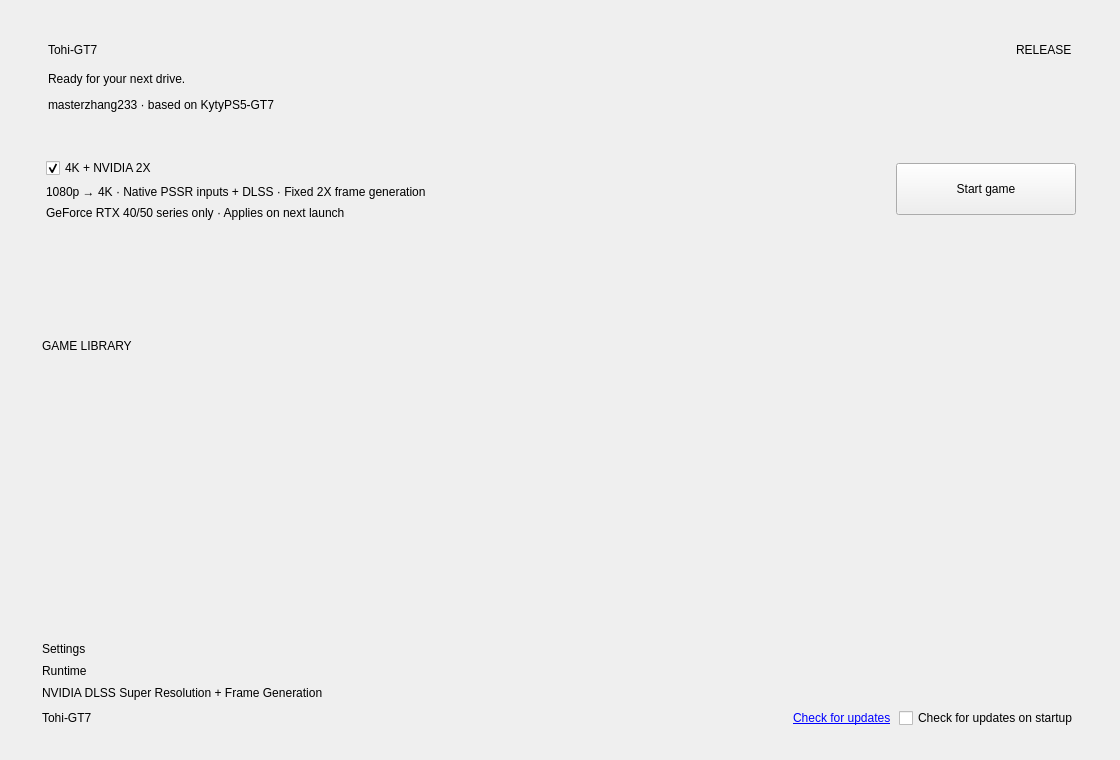
First picture: the form in src/launcher/forms/main_dialog.ui, repository masterzhang233/Tohi-GT7, before the edit.
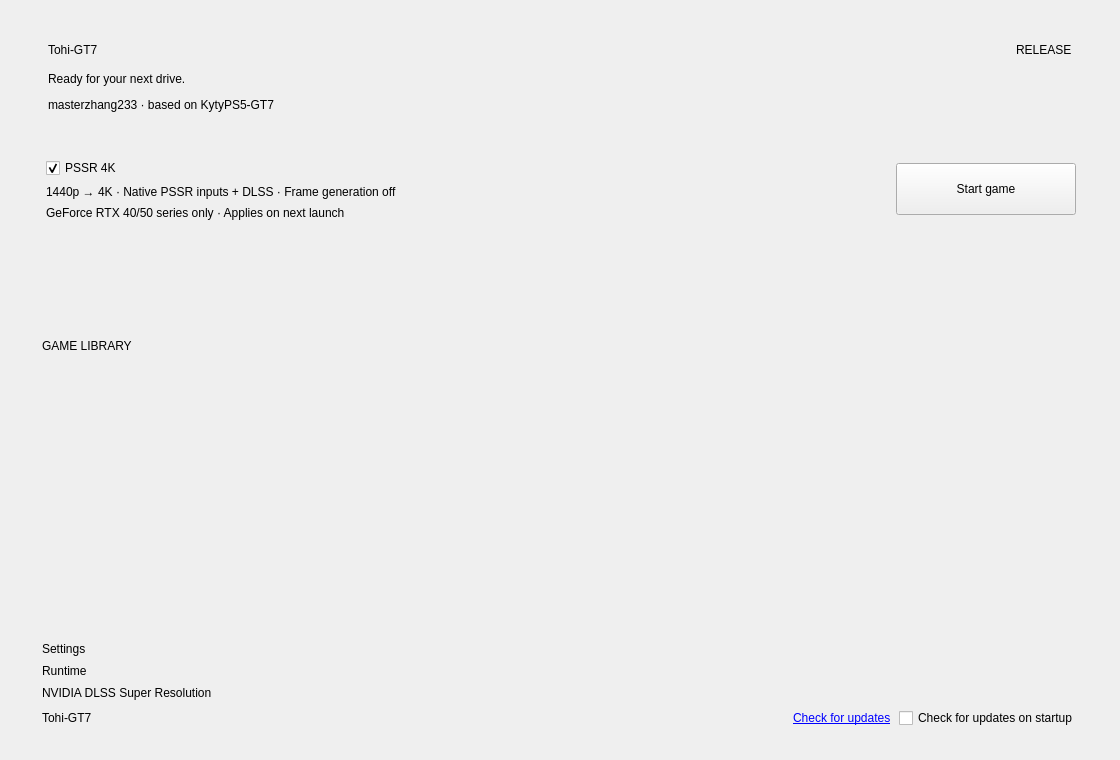
Second picture: the form after the edit. Custom widgets are drawn as their Qt base class.

Commit message: Release Tohi-GT7 1.0.4 with native 1440p-to-4K reconstruction and no frame generation

```diff
--- a/src/launcher/forms/main_dialog.ui
+++ b/src/launcher/forms/main_dialog.ui
@@ -40,12 +40,12 @@
       <item><layout class="QVBoxLayout" name="graphicsDetailsLayout">
        <property name="spacing"><number>7</number></property>
        <item><widget class="QCheckBox" name="gt7_dlss_checkbox">
-        <property name="text"><string>4K + NVIDIA 2X</string></property>
+        <property name="text"><string>PSSR 4K</string></property>
         <property name="checked"><bool>true</bool></property>
         <property name="toolTip"><string>Uses native PSSR inputs with the PC DLSS backend at 1920 x 1080 to 3840 x 2160. NVIDIA fixed 2X adds one generated frame per rendered frame. Supports NVIDIA GeForce RTX 40/50 series only. Changes apply on the next launch.</string></property>
        </widget></item>
        <item><widget class="QLabel" name="gt7_feature_summary">
-        <property name="text"><string>1080p → 4K · Native PSSR inputs + DLSS · Fixed 2X frame generation</string></property>
+        <property name="text"><string>1440p → 4K · Native PSSR inputs + DLSS · Frame generation off</string></property>
         <property name="wordWrap"><bool>true</bool></property>
         <property name="sizePolicy"><sizepolicy hsizetype="Expanding" vsizetype="Preferred"><horstretch>1</horstretch><verstretch>0</verstretch></sizepolicy></property>
        </widget></item>
@@ -80,7 +80,7 @@
       <property name="leftMargin"><number>16</number></property><property name="topMargin"><number>12</number></property><property name="rightMargin"><number>16</number></property><property name="bottomMargin"><number>12</number></property>
       <item><widget class="QLabel" name="label_settings_file"><property name="text"><string notr="true">Settings</string></property></widget></item>
       <item><widget class="QLabel" name="label_Interpreter"><property name="text"><string notr="true">Runtime</string></property></widget></item>
-      <item><widget class="QLabel" name="graphics_credit"><property name="wordWrap"><bool>true</bool></property><property name="text"><string>NVIDIA DLSS Super Resolution + Frame Generation</string></property></widget></item>
+      <item><widget class="QLabel" name="graphics_credit"><property name="wordWrap"><bool>true</bool></property><property name="text"><string>NVIDIA DLSS Super Resolution</string></property></widget></item>
       <item><layout class="QHBoxLayout" name="versionLayout">
        <item><widget class="QLabel" name="label_Version"><property name="text"><string>Tohi-GT7</string></property></widget></item>
        <item><spacer name="versionSpacer"><property name="orientation"><enum>Qt::Horizontal</enum></property><property name="sizeHint" stdset="0"><size><width>40</width><height>20</height></size></property></spacer></item>
```
Left out of the diff: 2 changed lines with no effect on the pictures. The commit also changes 32 other files.
